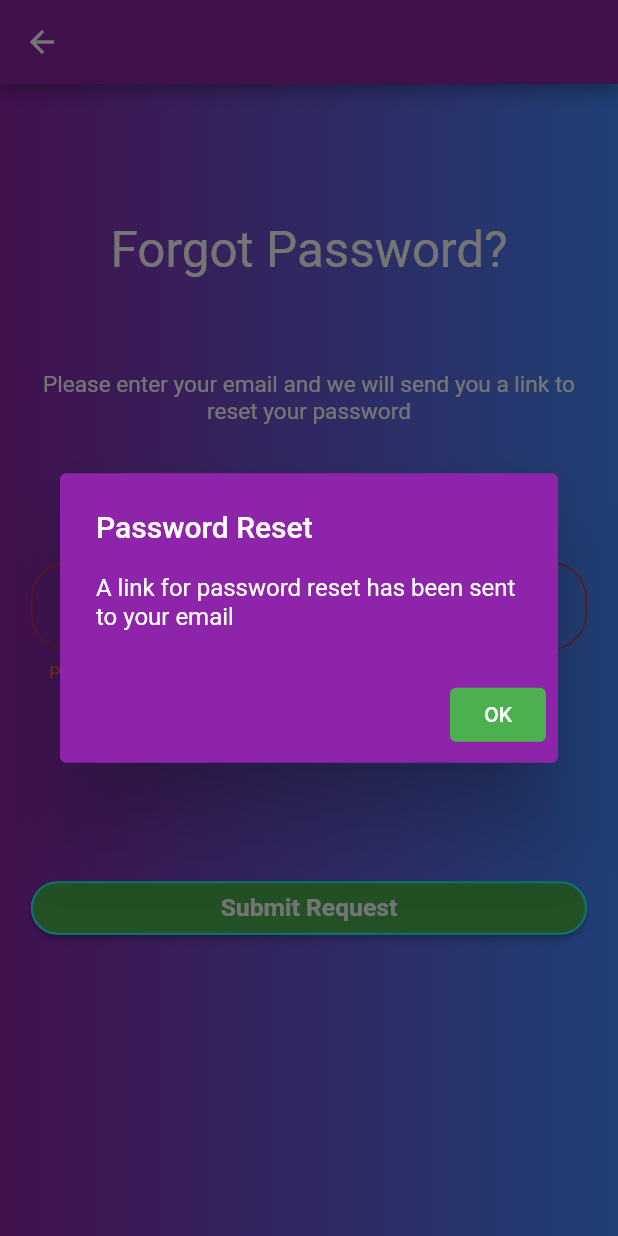
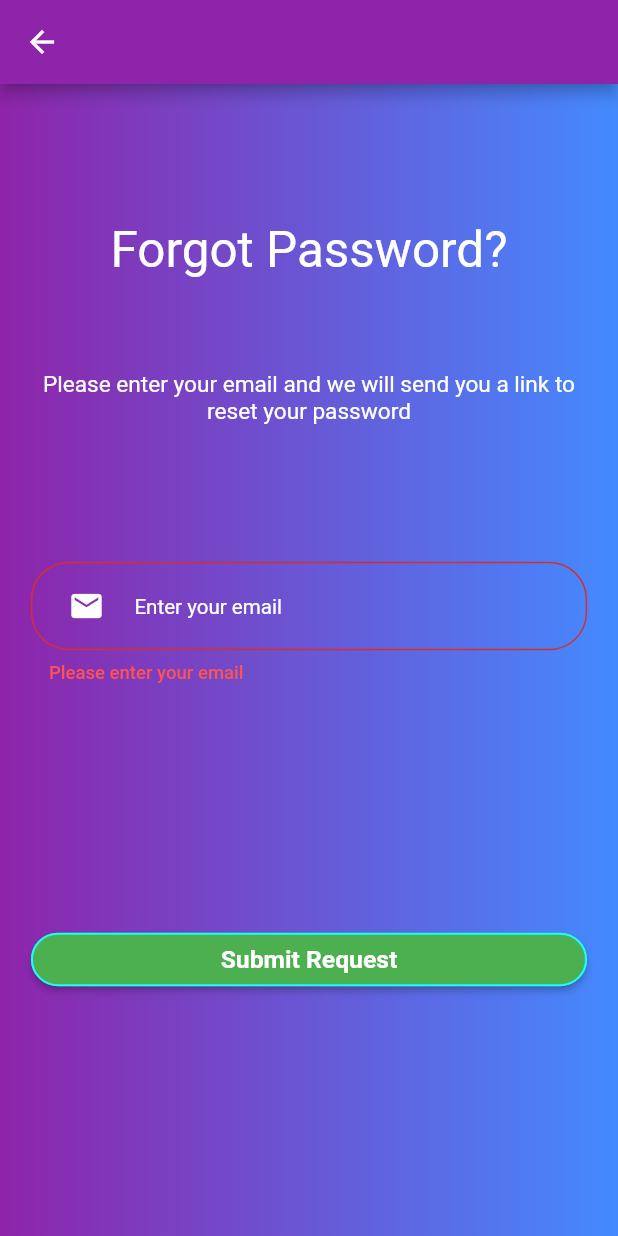
Before and after one commit to Super-Mean-Biker-Gang/bikeapp, a Flutter app: the ForgotPassword screen opened by its route, after a tap on "Submit Request", on a phone screen of 412 x 824 dp. Run offline on Flutter 3.47's test engine with Material 2 defaults, Android fonts, the phone set to English and light mode, and no system bars; our stand-ins replace email_validator, firebase_auth, firebase_core; missing offline and left inert: flutter_config; accounts and stored records are empty.

Commit message:
Improved the login and forgot password pages

```diff
--- a/lib/screens/forgot_password.dart
+++ b/lib/screens/forgot_password.dart
@@ -18,6 +18,13 @@ class _ForgotPasswordState extends State<ForgotPassword> {
   final TextEditingController emailController = TextEditingController();
   final formKey = GlobalKey<FormState>();
   String email;
+  String eMessage;
+
+  @override
+  void initState() {
+    eMessage = "";
+    super.initState();
+  }
 
   @override
   Widget build(BuildContext context) {
@@ -59,10 +66,11 @@ class _ForgotPasswordState extends State<ForgotPassword> {
                         key: formKey,
                         child: Column(
                           children: [
-                            //emailTextField(emailController),
                             emailTextField(),
+                            SizedBox(height: responsiveHeight(10.0)),
+                            displayErrorMessage(),
                             SizedBox(height: responsiveHeight(65.0)),
-                            submitRequestButton(context, formKey),
+                            submitRequestButton(context),
                           ],
                         ),
                       ),
@@ -96,22 +104,45 @@ class _ForgotPasswordState extends State<ForgotPassword> {
     );
   }
 
-  Widget submitRequestButton(BuildContext context, formKey) {
+  Widget submitRequestButton(BuildContext context) {
     return CoolButton(
       title: 'Submit Request',
       textColor: Colors.white,
       filledColor: Colors.green,
-      onPressed: () {
+      onPressed: () async {
+        setState(() {
+          eMessage = "";
+        });
         if (formKey.currentState.validate()) {
           formKey.currentState.save();
-          context.read<AuthenticationService>().passwordReset(
-                email: emailController.text.trim(),
-              );
-          Navigator.of(context).pop();
+          try {
+            await context.read<AuthenticationService>().passwordReset(
+            email: emailController.text.trim(),
+            );
+            _showDialog(context);
+          }catch (error) {
+            setState(() {
+              eMessage = error.message;
+            });
+          }
         }
-        _showDialog(context);
       },
     );
+  }
+
+  Widget displayErrorMessage() {
+    if (eMessage != null) {
+      return Text(
+        eMessage,
+        style: TextStyle(
+          color: Colors.redAccent,
+          fontSize: responsiveWidth(9.0),
+          fontWeight: FontWeight.w500,
+        )
+      );
+    } else {
+      return Text('');
+    }
   }
 
   Future<void> _showDialog(BuildContext context) async {
--- a/lib/screens/sign_in_screen.dart
+++ b/lib/screens/sign_in_screen.dart
@@ -18,7 +18,7 @@ class SignInScreen extends StatelessWidget {
           child: SizedBox(
             child: Container(
               padding: EdgeInsets.symmetric(
-                  vertical: responsiveHeight(35.0),
+                  vertical: responsiveHeight(25.0),
                   horizontal: responsiveWidth(15.0)),
               child: SingleChildScrollView(
                 child: Column(
@@ -41,7 +41,7 @@ class SignInScreen extends StatelessWidget {
                     ),
                     SizedBox(height: responsiveHeight(30.0)),
                     SignInForm(),
-                    SizedBox(height: responsiveHeight(52.0)),
+                    SizedBox(height: responsiveHeight(40.0)),
                     withoutAccount(context),
                   ],
                 ),
```
Also changed, not shown: lib/services/authentication_service.dart (+5 -8 lines), lib/widgets/sign_in_form.dart (+39 -5 lines).
